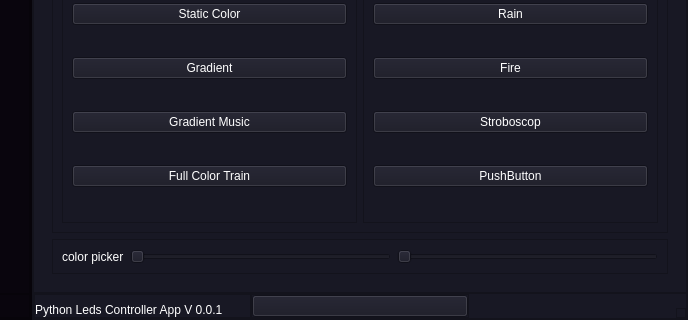
This is Ui/interface.ui in JohnnyProg/FastLedProject as Qt 5 draws it before an edit; both pictures show x 168 to 856 and y 197 to 517 of the 856 by 517 pixel window. The edited form follows.
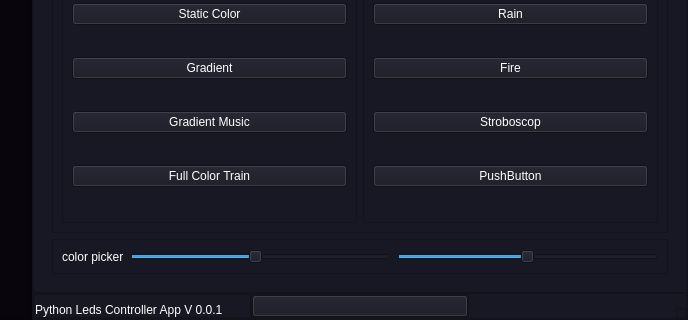
This is the edited form. The open tabs and pages were chosen to show the change. Icons and pictures are not drawn.

Diff of the .ui file:
```diff
--- a/Ui/interface.ui
+++ b/Ui/interface.ui
@@ -734,6 +734,18 @@
                  </item>
                  <item>
                   <widget class="QSlider" name="slider_brightness">
+                   <property name="minimum">
+                    <number>2</number>
+                   </property>
+                   <property name="maximum">
+                    <number>255</number>
+                   </property>
+                   <property name="pageStep">
+                    <number>1</number>
+                   </property>
+                   <property name="value">
+                    <number>123</number>
+                   </property>
                    <property name="orientation">
                     <enum>Qt::Horizontal</enum>
                    </property>
@@ -741,6 +753,15 @@
                  </item>
                  <item>
                   <widget class="QSlider" name="slider_speed">
+                   <property name="maximum">
+                    <number>100</number>
+                   </property>
+                   <property name="pageStep">
+                    <number>1</number>
+                   </property>
+                   <property name="value">
+                    <number>50</number>
+                   </property>
                    <property name="orientation">
                     <enum>Qt::Horizontal</enum>
                    </property>
```
Left out of the diff: 5 changed lines with no effect on the pictures.
